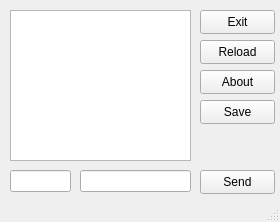
First picture: the form in src/Client/mainwindow.ui, repository Formak21/OpenLChat, before the edit.
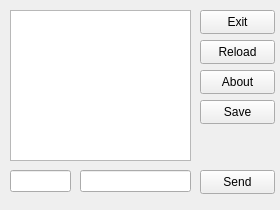
Second picture: the form after the edit.

Patch:
```diff
--- a/src/Client/mainwindow.ui
+++ b/src/Client/mainwindow.ui
@@ -7,7 +7,7 @@
     <x>0</x>
     <y>0</y>
     <width>280</width>
-    <height>222</height>
+    <height>210</height>
    </rect>
   </property>
   <property name="windowTitle">
@@ -110,7 +110,6 @@
     </property>
    </widget>
   </widget>
-  <widget class="QStatusBar" name="statusbar"/>
  </widget>
  <resources/>
  <connections/>
```
Left out of the diff: 16 changed lines with no effect on the pictures.
